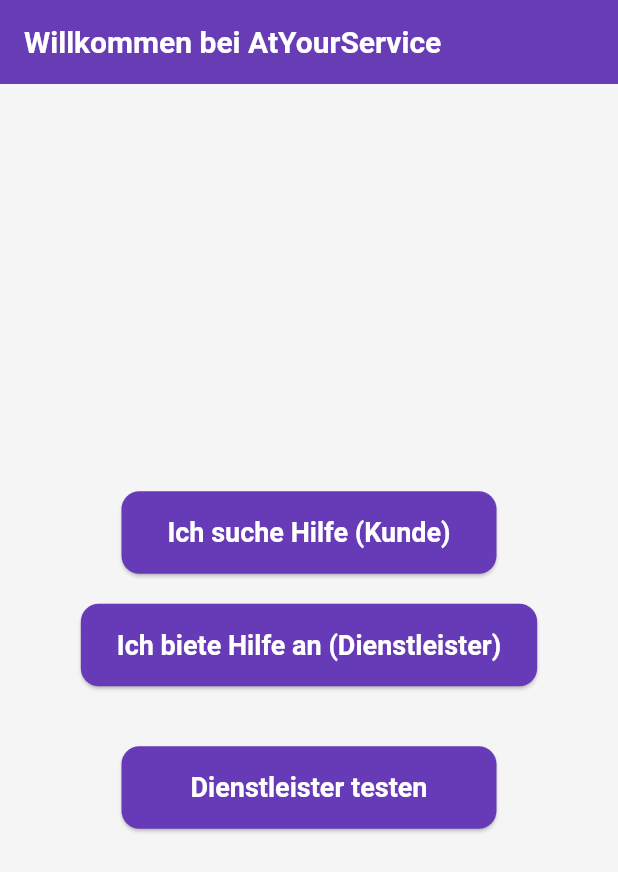
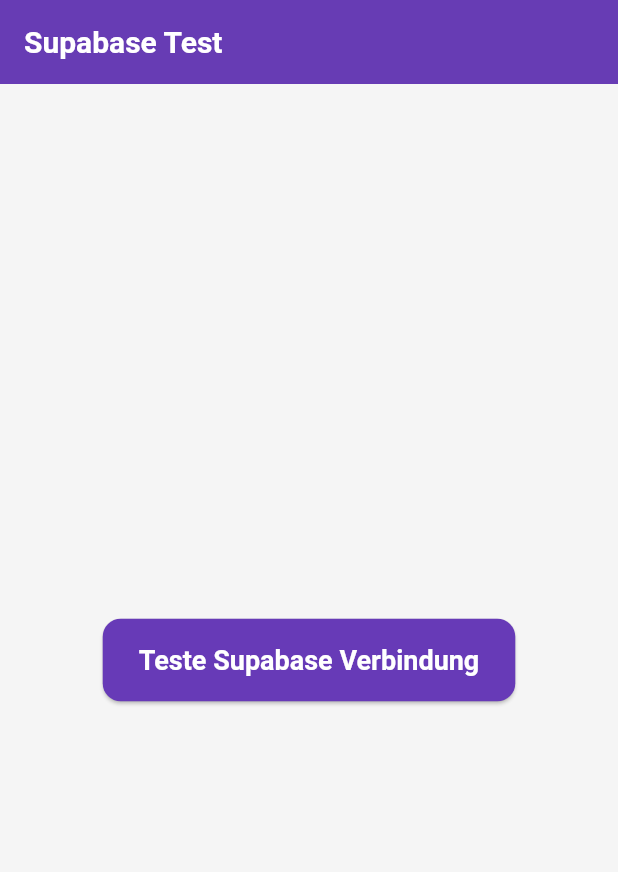
Before and after one commit to Quinten1995/atyourservice, a Flutter app: the screen it shows after launch, on a phone screen of 412 x 824 dp. Shown: the top 872 px of the screen. Run offline on Flutter 3.47's test engine with Material 3 defaults, Android fonts, the phone set to English and light mode, and no system bars; our stand-ins replace supabase_flutter; accounts and stored records are empty.

Commit message:
First backend initialisation

```diff
--- /dev/null
+++ b/flutter_projektstruktur_mit_supabase3.txt
@@ -0,0 +1,52 @@
+📁 Flutter-Projektstruktur mit Supabase (Stand: 2025-05-31)
+
+Ordnerstruktur:
+/lib
+│
+├── main.dart
+│
+├── /models
+│   └── dienstleister.dart              // Modellklasse für Dienstleister
+│
+├── /data
+│   └── dienstleister_daten.dart        // Beispiel-Daten für Dienstleister
+│
+├── /screens
+│   ├── start_screen.dart               // Startbildschirm mit zwei Buttons (Suche / Bin Dienstleister)
+│   ├── login_kunde_screen.dart         // Login-Screen für Kunden mit Supabase-Login
+│   ├── login_dienstleister_screen.dart // Login-Screen für Dienstleister mit Supabase-Login
+│   ├── kunden_dashboard_screen.dart    // Kunden-Dashboard (Neuen Auftrag erstellen, Meine Aufträge)
+│   ├── auftrag_erstellen_screen.dart   // Formular zur Auftragserstellung
+│   ├── meine_auftraege_screen.dart     // Übersicht der Kundenaufträge (Dummy-Daten)
+│   └── dienstleister_dashboard_screen.dart // Dienstleister-Dashboard mit offenen Aufträgen
+│
+├── /utils
+│   ├── dienstleister_filter.dart       // Dienstleister-Filterlogik (z. B. nach Kategorie, Entfernung)
+│   ├── entfernung_utils.dart           // Hilfsfunktionen zur Entfernungsberechnung
+│   └── supabase_client.dart            // Supabase-Client (Verbindung zum Backend)
+│
+└── [Zielstruktur ist modular und vollständig funktionstüchtig ohne Backend-Anbindung – Stand: lokal]
+
+──────────────────────────────────────────────
+✅ Supabase-Zusammenfassung (Stand: 2025-05-31)
+
+Supabase-Integration:
+- Supabase wurde eingerichtet und der Client befindet sich unter:
+  /lib/utils/supabase_client.dart
+
+- Die Verbindung zu Supabase ist hergestellt über:
+  SupabaseClient('https://<your-project>.supabase.co', 'public-anon-key')
+
+- Aktuell verwendete Supabase-Funktionen:
+  • Kunden-Login (`login_kunde_screen.dart`)
+     → Authentifizierung mit: supabase.auth.signInWithPassword(...)
+  • Dienstleister-Login (`login_dienstleister_screen.dart`)
+     → Ebenfalls via supabase.auth.signInWithPassword(...)
+
+- Noch nicht umgesetzt:
+  • Registrierung (Signup) für beide Nutzergruppen
+  • Speichern und Abfragen von Aufträgen
+  • Online-Status-Logik (z. B. zuletztOnline)
+  • Token-Handling, Error-Handling, Sessions etc.
+
+Tipp: Dieser Stand kann als Referenz für neue Chats verwendet werden.
--- a/lib/main.dart
+++ b/lib/main.dart
@@ -1,11 +1,15 @@
 import 'package:flutter/material.dart';
-import 'screens/start_screen.dart';
+import 'utils/supabase_client.dart'; // Supabase Client Manager
 
-void main() {
-  runApp(MyApp());
+void main() async {
+  WidgetsFlutterBinding.ensureInitialized();
+  await SupabaseClientManager.init(); // Supabase initialisieren
+  runApp(const MyApp());
 }
 
 class MyApp extends StatelessWidget {
+  const MyApp({super.key});
+
   @override
   Widget build(BuildContext context) {
     return MaterialApp(
@@ -17,7 +21,7 @@ class MyApp extends StatelessWidget {
           secondary: Colors.deepPurpleAccent,
         ),
         scaffoldBackgroundColor: Colors.grey[100],
-        appBarTheme: AppBarTheme(
+        appBarTheme: const AppBarTheme(
           backgroundColor: Colors.deepPurple,
           foregroundColor: Colors.white,
           elevation: 2,
@@ -30,14 +34,14 @@ class MyApp extends StatelessWidget {
           style: ElevatedButton.styleFrom(
             backgroundColor: Colors.deepPurple,
             foregroundColor: Colors.white,
-            textStyle: TextStyle(fontSize: 18, fontWeight: FontWeight.w600),
-            minimumSize: Size(250, 55),
+            textStyle: const TextStyle(fontSize: 18, fontWeight: FontWeight.w600),
+            minimumSize: const Size(250, 55),
             shape: RoundedRectangleBorder(
               borderRadius: BorderRadius.circular(12),
             ),
           ),
         ),
-        textTheme: TextTheme(
+        textTheme: const TextTheme(
           bodyMedium: TextStyle(fontSize: 16, color: Colors.black87),
           headlineSmall: TextStyle(fontWeight: FontWeight.bold),
         ),
@@ -46,13 +50,57 @@ class MyApp extends StatelessWidget {
             borderRadius: BorderRadius.circular(10),
           ),
           focusedBorder: OutlineInputBorder(
-            borderSide: BorderSide(color: Colors.deepPurple),
+            borderSide: const BorderSide(color: Colors.deepPurple),
             borderRadius: BorderRadius.circular(10),
           ),
-          labelStyle: TextStyle(color: Colors.deepPurple),
+          labelStyle: const TextStyle(color: Colors.deepPurple),
         ),
       ),
-      home: StartScreen(),
+      home: const SupabaseTestScreen(),
+      // Zum normalen Startscreen wechseln, wenn Test fertig:
+      // home: StartScreen(),
     );
   }
 }
+
+class SupabaseTestScreen extends StatelessWidget {
+  const SupabaseTestScreen({super.key});
+
+  @override
+  Widget build(BuildContext context) {
+    return Scaffold(
+      appBar: AppBar(title: const Text('Supabase Test')),
+      body: Center(
+        child: ElevatedButton(
+          child: const Text('Teste Supabase Verbindung'),
+          onPressed: () async {
+            try {
+              final data = await SupabaseClientManager.client
+                  .from('users')
+                  .select()
+                  .maybeSingle();  // Oder nur .select() für mehrere
+
+              if (data == null) {
+                ScaffoldMessenger.of(context).showSnackBar(
+                  const SnackBar(content: Text('Keine Nutzer gefunden')),
+                );
+              } else if (data is List) {
+                ScaffoldMessenger.of(context).showSnackBar(
+                  SnackBar(content: Text('Erfolg! Anzahl Nutzer: ${data.length}')),
+                );
+              } else {
+                ScaffoldMessenger.of(context).showSnackBar(
+                  const SnackBar(content: Text('Erfolg! Nutzer gefunden')),
+                );
+              }
+            } catch (error) {
+              ScaffoldMessenger.of(context).showSnackBar(
+                SnackBar(content: Text('Fehler: $error')),
+              );
+            }
+          },
+        ),
+      ),
+    );
+  }
+}
--- /dev/null
+++ b/lib/utils/supabase_client.dart
@@ -0,0 +1,12 @@
+import 'package:supabase_flutter/supabase_flutter.dart';
+
+class SupabaseClientManager {
+  static final SupabaseClient client = Supabase.instance.client;
+
+  static Future<void> init() async {
+    await Supabase.initialize(
+      url: 'https://npqanssmfxdvwauuaemd.supabase.co',
+      anonKey: 'eyJhbGciOiJIUzI1NiIsInR5cCI6IkpXVCJ9.eyJpc3MiOiJzdXBhYmFzZSIsInJlZiI6Im5wcWFuc3NtZnhkdndhdXVhZW1kIiwicm9sZSI6ImFub24iLCJpYXQiOjE3NDg2NzU5NTUsImV4cCI6MjA2NDI1MTk1NX0.8EMBALxjSNuygVaEnx1bjzTq73dB3s35xW09-V7AWHc',
+    );
+  }
+}
```
Also changed, not shown: pubspec.yaml (+3 -67 lines), pubspec.lock, 5 other files.
